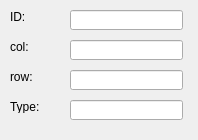
Before: the Qt Designer form GameDemonstrator/HexItemInfoDialog.ui in raubwuerger/StrategicGameProject, drawn with Qt 5.
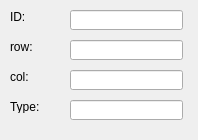
After: the same form once the commit is applied.

```diff
--- a/GameDemonstrator/HexItemInfoDialog.ui
+++ b/GameDemonstrator/HexItemInfoDialog.ui
@@ -40,7 +40,7 @@
    <property name="geometry">
     <rect>
      <x>10</x>
-     <y>40</y>
+     <y>70</y>
      <width>46</width>
      <height>13</height>
     </rect>
@@ -53,7 +53,7 @@
    <property name="geometry">
     <rect>
      <x>70</x>
-     <y>40</y>
+     <y>70</y>
      <width>113</width>
      <height>20</height>
     </rect>
@@ -63,7 +63,7 @@
    <property name="geometry">
     <rect>
      <x>10</x>
-     <y>70</y>
+     <y>40</y>
      <width>46</width>
      <height>13</height>
     </rect>
@@ -76,7 +76,7 @@
    <property name="geometry">
     <rect>
      <x>70</x>
-     <y>70</y>
+     <y>40</y>
      <width>113</width>
      <height>20</height>
     </rect>
```
